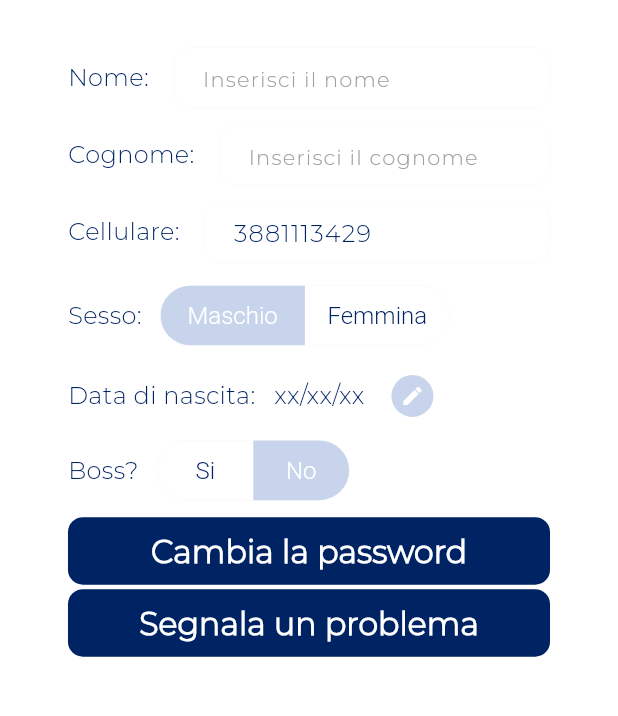
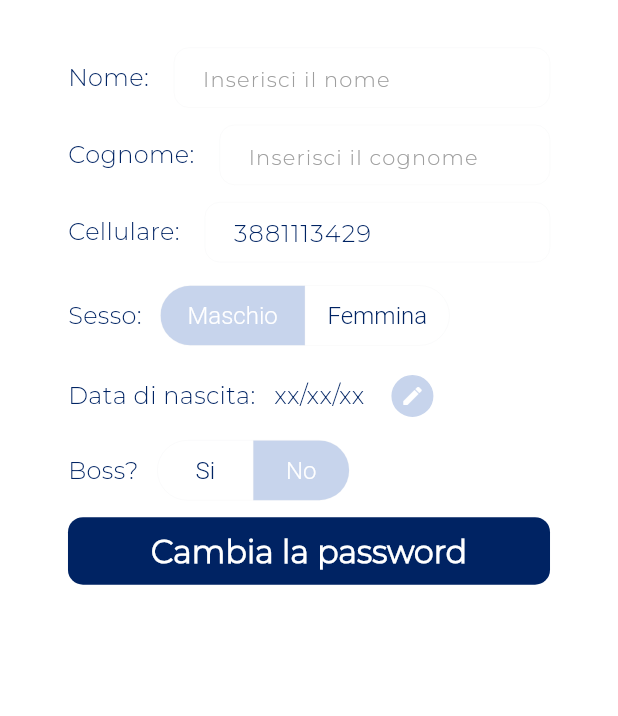
Before and after one commit to Geremia98/MGSApp, a Flutter app: the screen it shows once a user with an empty profile is signed in, in the side drawer, after a tap on the "person 3" icon, on a phone screen of 412 x 824 dp, the part 260-976 px from its top. Run offline on Flutter 3.47's test engine with Material 3 defaults, Android fonts, the phone set to English and light mode, and no system bars; our stand-ins replace cloud_firestore, cloud_functions, dotted_border, firebase_auth, firebase_core, firebase_storage and 4 more; missing offline and left inert: dart:ffi, flutter_stripe; accounts and stored records are empty; project files that could hold a hidden picture were left out.

Commit message:
Update personal_screen.dart

```diff
--- a/lib/screens/main_screens/personal_screen.dart
+++ b/lib/screens/main_screens/personal_screen.dart
@@ -1,7 +1,6 @@
 import 'package:flutter/material.dart';
 import 'package:mgs_app2/models/user_model.dart';
 import 'package:mgs_app2/screens/registration_screens/registration_controller.dart';
-import 'package:mgs_app2/screens/registration_screens/registration_scren4.dart';
 import 'package:mgs_app2/screens/report_bug/report_bug_screen.dart';
 import 'package:mgs_app2/utilities/app_config.dart';
 import 'package:mgs_app2/utilities/constants_dimensions.dart';
@@ -285,16 +284,6 @@ class PersonalScreenState extends State<PersonalScreen> {
                         onPressedAsync: () async {},
                         buttonText: 'Cambia la password',
                       ),
-                      MyBigAsyncButton(
-                        appConfig: appConfig,
-                        onPressedAsync: () async {
-                          Navigator.push(
-                            context,
-                            MaterialPageRoute(builder: (context) => const ReportBugScreen()),
-                          );
-                        },
-                        buttonText: 'Segnala un problema',
-                      )
                 ],
               ),
             ),
```
